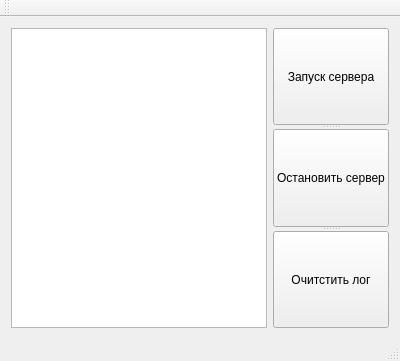
Above: mainwindow.ui from peleccom/SpoKursach before the change. Below: the same form after it.
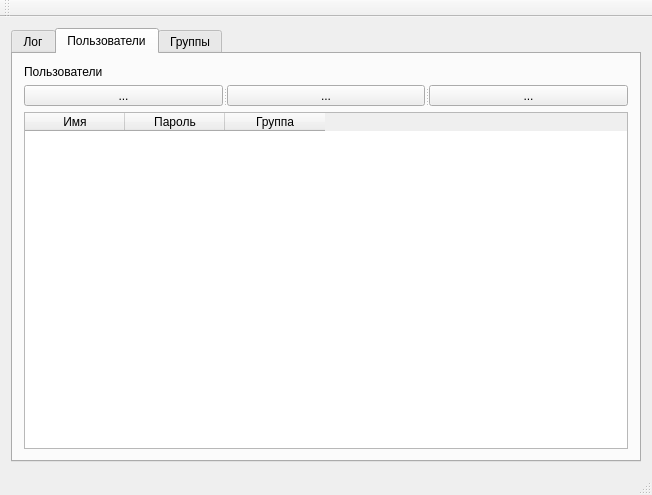
That is the form after the change. The open tabs and pages were chosen to show the change. Icons and pictures are not drawn.

```diff
--- a/mainwindow.ui
+++ b/mainwindow.ui
@@ -6,14 +6,24 @@
    <rect>
     <x>0</x>
     <y>0</y>
-    <width>400</width>
-    <height>361</height>
+    <width>652</width>
+    <height>495</height>
    </rect>
   </property>
   <property name="windowTitle">
    <string>MainWindow</string>
   </property>
   <widget class="QWidget" name="centralWidget">
+   <layout class="QVBoxLayout" name="verticalLayout">
+    <item>
+     <widget class="QTabWidget" name="tabWidget">
+      <property name="currentIndex">
+       <number>0</number>
+      </property>
+      <widget class="QWidget" name="tab">
+       <attribute name="title">
+        <string>Лог</string>
+       </attribute>
    <layout class="QHBoxLayout" name="horizontalLayout">
     <item>
      <widget class="QTextEdit" name="textlog">
@@ -23,24 +33,123 @@
      </widget>
     </item>
     <item>
-     <widget class="QSplitter" name="splitter">
-      <property name="orientation">
-       <enum>Qt::Vertical</enum>
-      </property>
+         <layout class="QVBoxLayout" name="verticalLayout_2">
+          <item>
       <widget class="QPushButton" name="start">
        <property name="text">
         <string>Запуск сервера</string>
        </property>
       </widget>
+          </item>
+          <item>
       <widget class="QPushButton" name="stop">
        <property name="text">
         <string>Остановить сервер</string>
        </property>
       </widget>
+          </item>
+          <item>
       <widget class="QPushButton" name="clearLogBtn">
        <property name="text">
-        <string>Очитстить лог</string>
-       </property>
+             <string>Очистить лог</string>
+            </property>
+           </widget>
+          </item>
+         </layout>
+        </item>
+       </layout>
+      </widget>
+      <widget class="QWidget" name="tab_2">
+       <attribute name="title">
+        <string>Пользователи</string>
+       </attribute>
+       <layout class="QVBoxLayout" name="verticalLayout_3">
+        <item>
+         <widget class="QLabel" name="label">
+          <property name="text">
+           <string>Пользователи</string>
+          </property>
+         </widget>
+        </item>
+        <item>
+         <widget class="QSplitter" name="splitter">
+          <property name="orientation">
+           <enum>Qt::Horizontal</enum>
+          </property>
+          <widget class="QToolButton" name="addUserButton">
+           <property name="text">
+            <string>...</string>
+           </property>
+           <property name="icon">
+            <iconset resource="res.qrc">
+             <normaloff>:/res/user_add.png</normaloff>:/res/user_add.png</iconset>
+           </property>
+          </widget>
+          <widget class="QToolButton" name="editUserButton">
+           <property name="text">
+            <string>...</string>
+           </property>
+          </widget>
+          <widget class="QToolButton" name="deleteUserButton">
+           <property name="text">
+            <string>...</string>
+           </property>
+           <property name="icon">
+            <iconset resource="res.qrc">
+             <normaloff>:/res/user_delete.png</normaloff>:/res/user_delete.png</iconset>
+           </property>
+          </widget>
+         </widget>
+        </item>
+        <item>
+         <widget class="QTableWidget" name="tableWidget">
+          <property name="editTriggers">
+           <set>QAbstractItemView::NoEditTriggers</set>
+          </property>
+          <property name="showGrid">
+           <bool>true</bool>
+          </property>
+          <column>
+           <property name="text">
+            <string>Имя</string>
+           </property>
+          </column>
+          <column>
+           <property name="text">
+            <string>Пароль</string>
+           </property>
+          </column>
+          <column>
+           <property name="text">
+            <string>Группа</string>
+           </property>
+          </column>
+         </widget>
+        </item>
+       </layout>
+      </widget>
+      <widget class="QWidget" name="tab_3">
+       <attribute name="title">
+        <string>Группы</string>
+       </attribute>
+       <layout class="QVBoxLayout" name="verticalLayout_4">
+        <item>
+         <widget class="QLabel" name="label_2">
+          <property name="text">
+           <string>Группы</string>
+          </property>
+         </widget>
+        </item>
+        <item>
+         <widget class="QTableWidget" name="tableWidget_2">
+          <column>
+           <property name="text">
+            <string>Имя</string>
+           </property>
+          </column>
+         </widget>
+        </item>
+       </layout>
       </widget>
      </widget>
     </item>
```
Left out of the diff: 8 changed lines with no effect on the pictures. Lines whose indentation alone changed are shown as unchanged.
